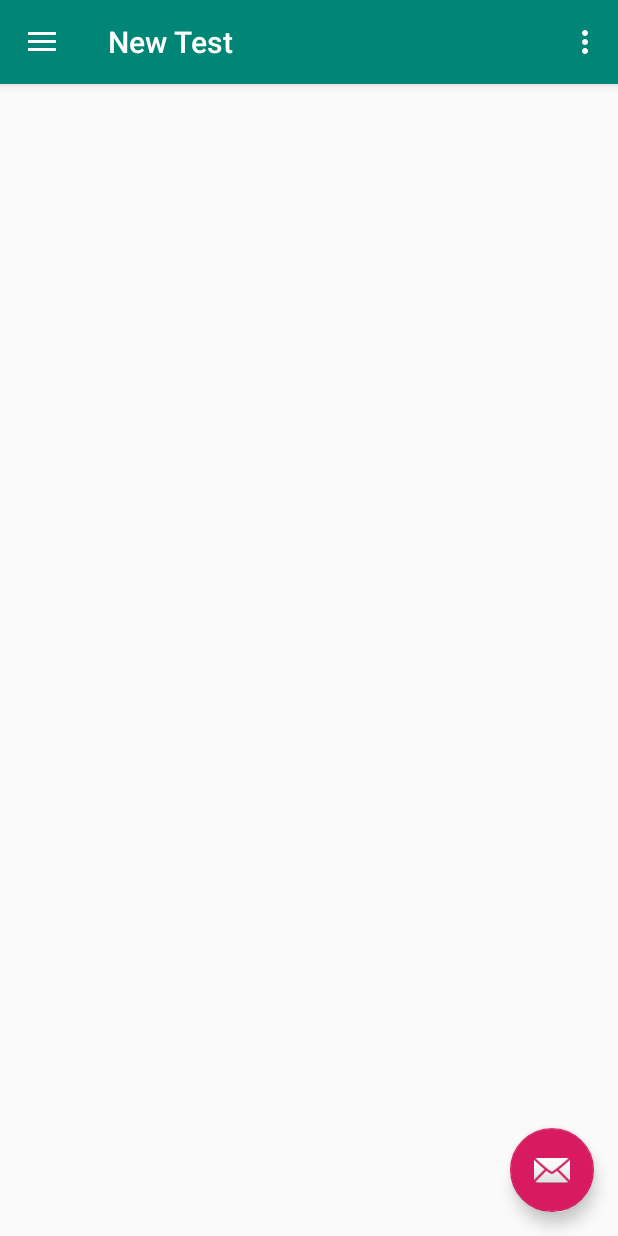
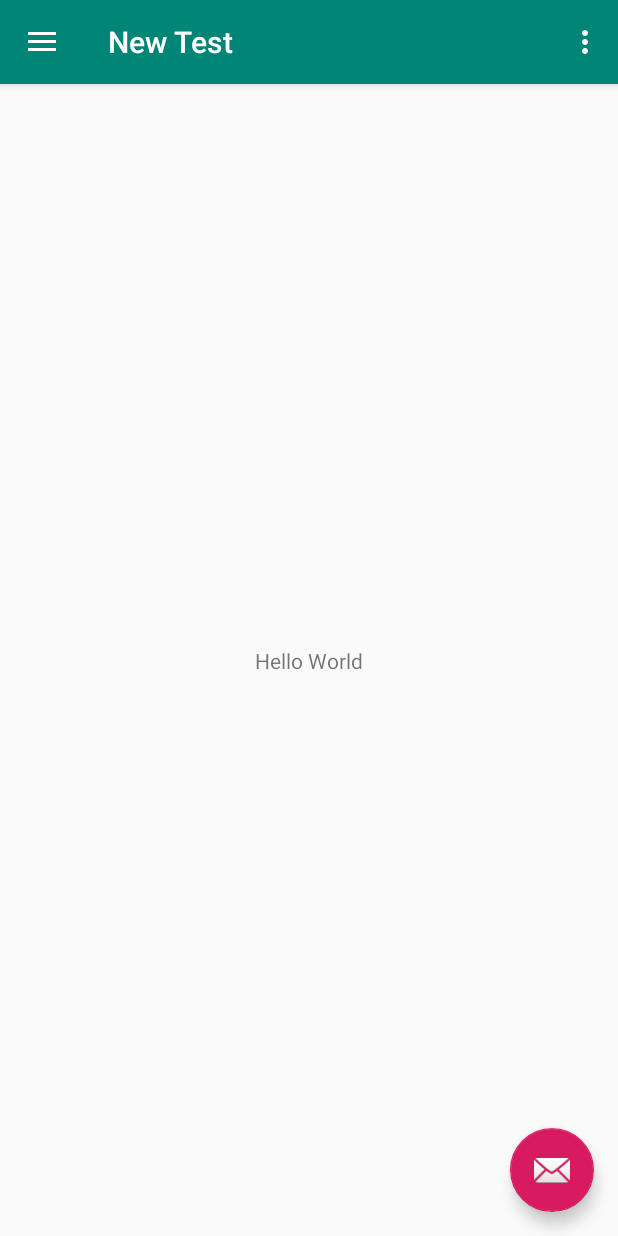
Before and after one commit to KenDesrosiers/HackWPI2019, an Android app: the screen it shows after launch (MainActivity), on a phone screen of 412 x 824 dp. Run offline under Robolectric (Android 15) with nearby library versions, the phone set to English and light mode, and no system bars.

Commit message:
Added a comment at the top

```diff
--- a/app/src/main/java/com/example/ken/newtest/MainActivity.java
+++ b/app/src/main/java/com/example/ken/newtest/MainActivity.java
@@ -1,4 +1,5 @@
 package com.example.ken.newtest;
+//Ken and Jason's Hack@WPI 2019 project
 
 import android.os.Bundle;
 import android.support.design.widget.FloatingActionButton;
--- a/app/src/main/res/layout/content_main.xml
+++ b/app/src/main/res/layout/content_main.xml
@@ -11,7 +11,7 @@
     <TextView
         android:layout_width="wrap_content"
         android:layout_height="wrap_content"
-        android:text=""
+        android:text="Hello World"
         app:layout_constraintBottom_toBottomOf="parent"
         app:layout_constraintLeft_toLeftOf="parent"
         app:layout_constraintRight_toRightOf="parent"
```
